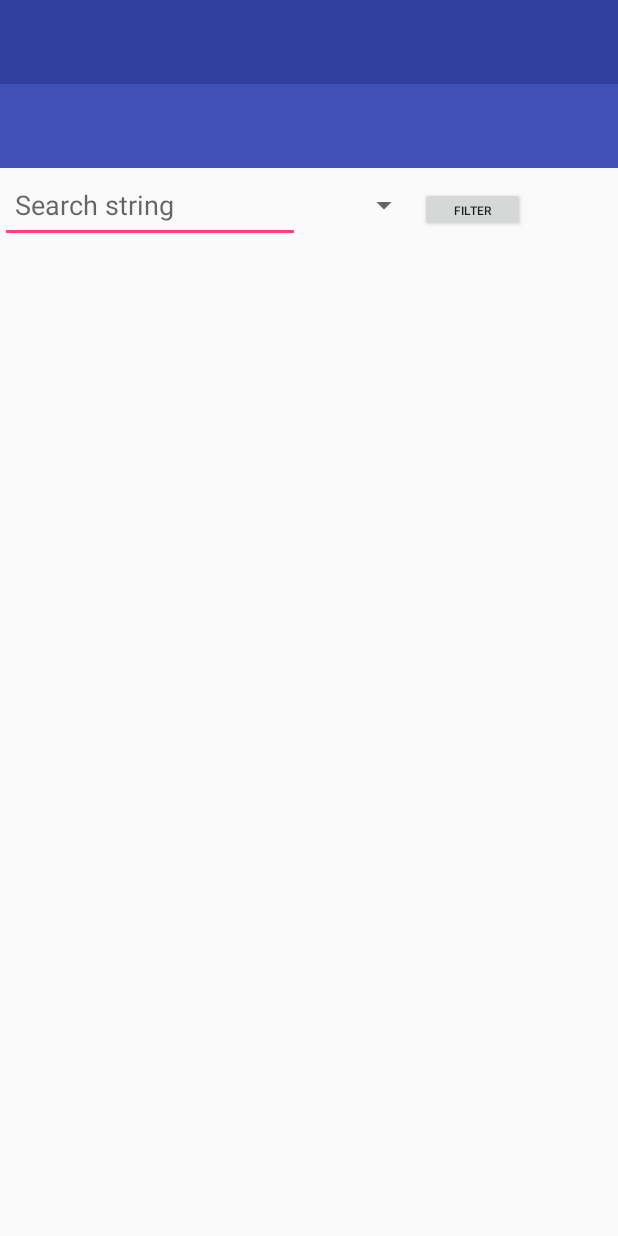
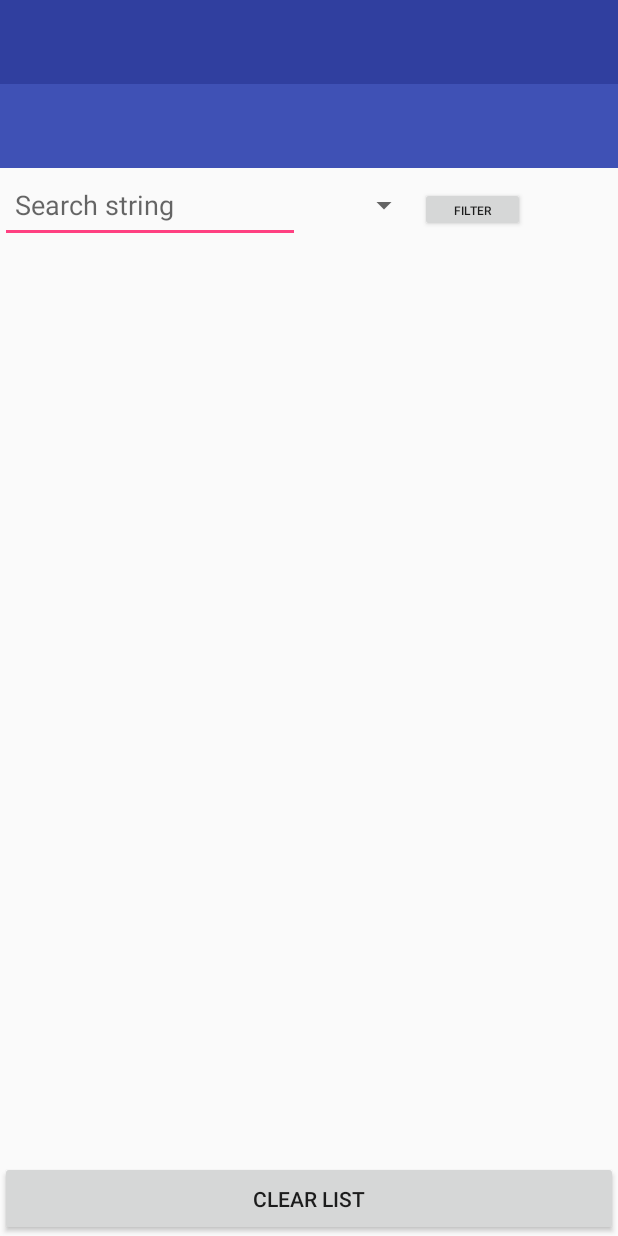
Before and after one commit to sherouk2018/Virtual-BookShelf-Store, an Android app: the layout activity_main.xml on its own in the app's theme, with its tools: preview values and no code run, on a phone screen of 412 x 824 dp. Run offline under Robolectric (Android 15) with nearby library versions, the phone set to English and light mode, and no system bars.

```diff
--- a/app/src/main/AndroidManifest.xml
+++ b/app/src/main/AndroidManifest.xml
@@ -23,7 +23,6 @@
             android:name=".ui.MainActivity"
             android:label="@string/title_activity_user"
             android:theme="@style/AppTheme.NoActionBar" />
-        <activity android:name=".ui.LoginActivity" />
         <activity android:name=".ui.EditShelfActivity"></activity>
     </application>
 
--- a/app/src/main/java/csed/edu/alexu/eg/virtualbookshelf/ui/SplashActivity.java
+++ b/app/src/main/java/csed/edu/alexu/eg/virtualbookshelf/ui/SplashActivity.java
@@ -7,7 +7,6 @@ import android.view.Window;
 import android.view.WindowManager;
 
 import csed.edu.alexu.eg.virtualbookshelf.R;
-import csed.edu.alexu.eg.virtualbookshelf.ui.LoginActivity;
 
 public class SplashActivity extends AppCompatActivity {
 
@@ -24,7 +23,7 @@ public class SplashActivity extends AppCompatActivity {
             public void run() {
                 try {
                     sleep(10);
-                    Intent intent = new Intent(getApplicationContext(), LoginActivity.class);
+                    Intent intent = new Intent(getApplicationContext(), MainActivity.class);
                     startActivity(intent);
                     finish();
                 } catch (InterruptedException e) {
--- a/app/src/main/res/layout/activity_main.xml
+++ b/app/src/main/res/layout/activity_main.xml
@@ -49,14 +49,21 @@
         <ListView
             android:id="@+id/books_list"
             android:layout_width="match_parent"
-            android:layout_height="wrap_content">
+            android:layout_height="wrap_content"
+            android:layout_weight="5">
         </ListView>
 
-      <!--  <include
-            layout="@layout/books_list_item"
-            android:id="@+id/books_list_in_p"
+        <LinearLayout
             android:layout_width="match_parent"
-            android:layout_height="wrap_content" />-->
+            android:layout_height="50dp">
+        <Button
+            android:id="@+id/clear_list_btn"
+            android:layout_width="200dp"
+            android:layout_height="50dp"
+            android:text="Clear List"
+            android:layout_weight="3"/>
+        </LinearLayout>
+
 
 <!--        <android.support.design.widget.FloatingActionButton
             android:id="@+id/fab"
--- a/app/src/main/res/menu/activity_user_drawer.xml
+++ b/app/src/main/res/menu/activity_user_drawer.xml
@@ -5,27 +5,19 @@
 
     <group android:checkableBehavior="single" >
         <item
-            android:id="@+id/profile"
-            android:icon="@drawable/ic_menu_slideshow"
-            android:title="@string/profile" />
-        <item
-            android:id="@+id/edit_shelf"
-            android:icon="@drawable/ic_menu_slideshow"
-            android:title="@string/edit_shelf" />
-        <item
             android:id="@+id/books_view"
             android:icon="@drawable/ic_menu_slideshow"
             android:title="@string/books" />
         <item
-            android:id="@+id/favourite_list"
+            android:id="@+id/view_favourite_list"
             android:icon="@drawable/ic_menu_camera"
             android:title="@string/favourite" />
         <item
-            android:id="@+id/to_be_read_list"
+            android:id="@+id/view_wish_list"
             android:icon="@drawable/ic_menu_gallery"
-            android:title="@string/to_be_read" />
+            android:title="Wish List" />
         <item
-            android:id="@+id/read_list"
+            android:id="@+id/view_read_list"
             android:icon="@drawable/ic_menu_slideshow"
             android:title="@string/read" />
 
```
Also changed, not shown: app/src/main/java/csed/edu/alexu/eg/virtualbookshelf/ui/LoginActivity.java (+6 -2 lines), app/src/main/java/csed/edu/alexu/eg/virtualbookshelf/ui/MainActivity.java (+111 -119 lines), app/src/main/java/csed/edu/alexu/eg/virtualbookshelf/utility/EditFactory.java (+13 -12 lines), app/src/main/res/layout/nav_header_user.xml (+4 -5 lines), app/src/main/res/values/strings.xml (+11 -0 lines).
